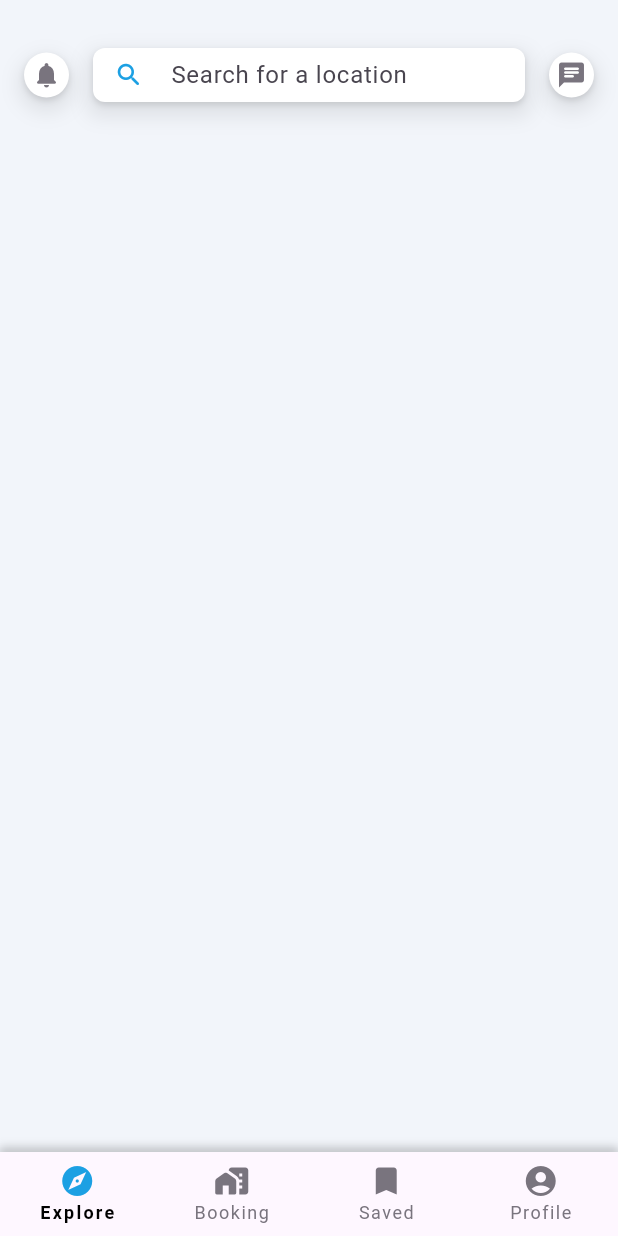
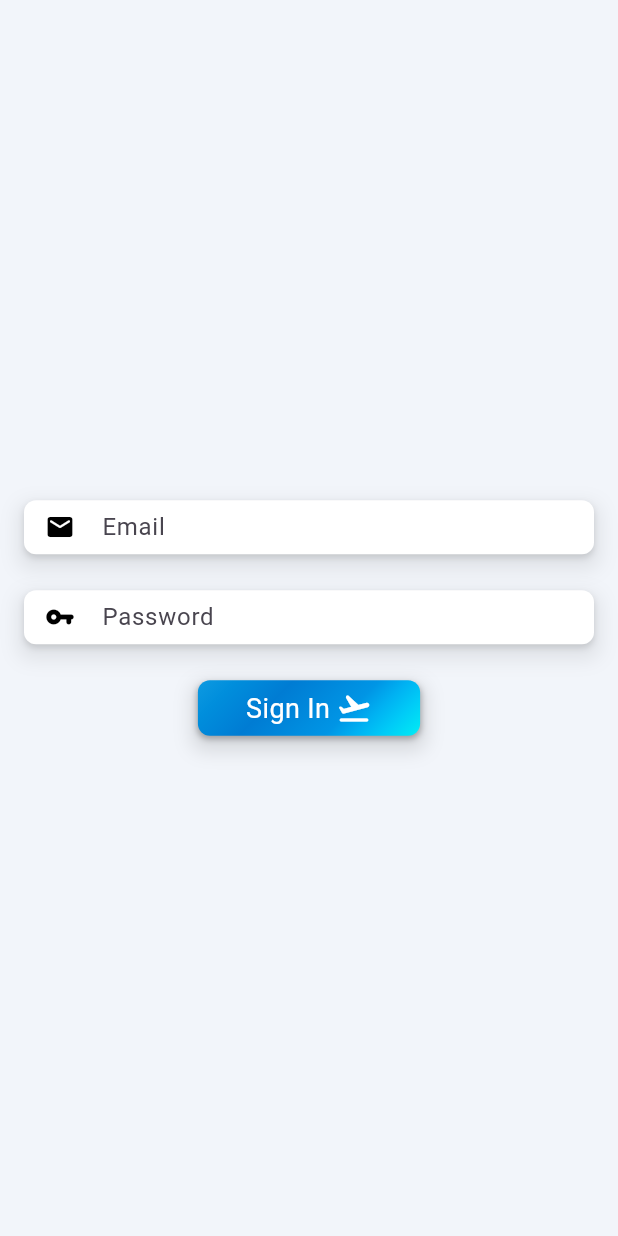
Before and after one commit to Racker-Hank/Mobile-Development_Flutter, a Flutter app: the screen it shows after launch, on a phone screen of 412 x 824 dp. Run offline on Flutter 3.47's test engine with Material 2 defaults, Android fonts, the phone set to English and light mode, and no system bars; our stand-ins replace cloud_firestore, firebase_auth, firebase_core, readmore, smooth_page_indicator; accounts and stored records are empty; Roboto replaces fonts that are missing (Nunito Sans).

Commit message:
init sign in, sign out searchbox -> new file (input box) review (ratings-> rating)

```diff
--- /dev/null
+++ b/traveloka/lib/components/input_box.dart
@@ -0,0 +1,90 @@
+import 'package:flutter/material.dart';
+
+import '../config/ui_configs.dart';
+
+class InputBox extends StatelessWidget {
+  const InputBox({
+    Key? key,
+    required this.focussed,
+    this.focusNode,
+    required this.hintText,
+    required this.labelText,
+    required this.prefixIcon,
+    this.suffix,
+    this.keyboardType,
+    required this.controller,
+    this.onChanged,
+    this.obscureText,
+    this.autoCorrect,
+    this.enableSuggestions,
+  }) : super(key: key);
+
+  final Function() focussed;
+  final Function(String)? onChanged;
+  final FocusNode? focusNode;
+  final Icon prefixIcon;
+  final dynamic hintText;
+  final String labelText;
+  final Widget? suffix;
+  final TextInputType? keyboardType;
+  final TextEditingController controller;
+  final bool? obscureText;
+  final bool? autoCorrect;
+  final bool? enableSuggestions;
+
+  @override
+  Widget build(BuildContext context) {
+    return Container(
+      // clipBehavior: Clip.antiAliasWithSaveLayer,
+      height: 36,
+      decoration: BoxDecoration(
+        borderRadius: UIConfig.borderRadius,
+        color: UIConfig.white,
+        boxShadow: const [
+          BoxShadow(
+            color: Color.fromARGB(30, 0, 0, 0),
+            offset: Offset(0, 2),
+            blurRadius: 3,
+          ),
+          BoxShadow(
+            color: Color.fromARGB(20, 0, 0, 0),
+            offset: Offset(0, 6),
+            blurRadius: 10,
+            spreadRadius: 4,
+          ),
+        ],
+      ),
+      child: TextField(
+        controller: controller,
+        focusNode: focusNode,
+        onTap: focussed,
+        onChanged: onChanged,
+        keyboardType: keyboardType,
+        textAlignVertical: TextAlignVertical.center,
+        obscureText: obscureText ?? false,
+        autocorrect: autoCorrect ?? true,
+        enableSuggestions: enableSuggestions ?? true,
+        decoration: InputDecoration(
+          hintText: '$hintText',
+          hintStyle: const TextStyle(
+            color: Color(0xFFB9B9B9),
+          ),
+          border: OutlineInputBorder(
+            borderSide: BorderSide.none,
+            borderRadius: UIConfig.borderRadius,
+          ),
+          focusedBorder: OutlineInputBorder(
+            borderSide: BorderSide(color: UIConfig.primaryColor),
+            borderRadius: UIConfig.borderRadius,
+          ),
+          labelText: labelText,
+          contentPadding: const EdgeInsets.only(right: 8),
+          // contentPadding: const EdgeInsets.fromLTRB(0, 4, 16, 4),
+          prefixIcon: prefixIcon,
+          suffix: suffix,
+        ),
+        style: UIConfig.textFieldInputTextStyle,
+      ),
+    );
+  }
+}
--- a/traveloka/lib/components/search_bar.dart
+++ b/traveloka/lib/components/search_bar.dart
@@ -5,6 +5,7 @@ import './round_icon_button.dart';
 
 import '../config/ui_configs.dart';
 import '../view/search_view.dart';
+import 'input_box.dart';
 import 'new_page_route.dart';
 
 class SearchBar extends StatefulWidget {
@@ -36,19 +37,18 @@ class _SearchBarState extends State<SearchBar> {
 
   @override
   void initState() {
-    super.initState();
-
     _hotel = TextEditingController();
     _guests = TextEditingController();
+    super.initState();
   }
 
   @override
   void dispose() {
-    super.dispose();
     // hotelBoxFocusNode.dispose();
     // guestsBoxFocusNode.dispose();
     _hotel.dispose();
     _guests.dispose();
+    super.dispose();
   }
 
   @override
@@ -70,7 +70,7 @@ class _SearchBarState extends State<SearchBar> {
               Expanded(
                 child: Column(
                   children: [
-                    SearchBox(
+                    InputBox(
                       controller: _hotel,
                       prefixIcon: Icon(
                         Icons.search_rounded,
@@ -146,92 +146,6 @@ class _SearchBarState extends State<SearchBar> {
   }
 }
 
-class SearchBox extends StatelessWidget {
-  const SearchBox({
-    Key? key,
-    required this.focussed,
-    this.focusNode,
-    required this.hintText,
-    required this.labelText,
-    required this.prefixIcon,
-    this.suffix,
-    this.keyboardType,
-    required this.controller,
-    this.onChanged,
-  }) : super(key: key);
-
-  final Function() focussed;
-  final Function(String)? onChanged;
-  final FocusNode? focusNode;
-  final Icon prefixIcon;
-  final dynamic hintText;
-  final String labelText;
-  final Widget? suffix;
-  final TextInputType? keyboardType;
-  final TextEditingController controller;
-
-  @override
-  Widget build(BuildContext context) {
-    return Container(
-      // clipBehavior: Clip.antiAliasWithSaveLayer,
-      height: 36,
-      decoration: BoxDecoration(
-        borderRadius: UIConfig.borderRadius,
-        color: UIConfig.white,
-        boxShadow: const [
-          BoxShadow(
-            color: Color.fromARGB(30, 0, 0, 0),
-            offset: Offset(0, 2),
-            blurRadius: 3,
-          ),
-          BoxShadow(
-            color: Color.fromARGB(20, 0, 0, 0),
-            offset: Offset(0, 6),
-            blurRadius: 10,
-            spreadRadius: 4,
-          ),
-        ],
-      ),
-      child: TextField(
-        controller: controller,
-        focusNode: focusNode,
-        onTap: focussed,
-        onChanged: onChanged,
-        keyboardType: keyboardType,
-        textAlignVertical: TextAlignVertical.center,
-        decoration: InputDecoration(
-          hintText: '$hintText',
-          hintStyle: const TextStyle(
-            color: Color(0xFFB9B9B9),
-          ),
-          border: OutlineInputBorder(
-            borderSide: BorderSide.none,
-            borderRadius: UIConfig.borderRadius,
-          ),
-          focusedBorder: OutlineInputBorder(
-            borderSide: BorderSide(color: UIConfig.primaryColor),
-            borderRadius: UIConfig.borderRadius,
-          ),
-          labelText: labelText,
-          // label: const Padding(
-          //   padding: EdgeInsets.only(bottom: 4),
-          //   child: Text("Search for a location"),
-          // ),
-          // labelStyle: TextStyle(
-          //   fontFamily: 'Nunito Sans',
-          //   fontSize: 18,
-          //   color: UIConfig.primaryColor,
-          // ),
-          contentPadding: const EdgeInsets.only(right: 8),
-          prefixIcon: prefixIcon,
-          suffix: suffix,
-        ),
-        style: UIConfig.textFieldInputTextStyle,
-      ),
-    );
-  }
-}
-
 class LeftRoundIconButton extends StatelessWidget {
   const LeftRoundIconButton({
     Key? key,
--- a/traveloka/lib/entity/review.dart
+++ b/traveloka/lib/entity/review.dart
@@ -2,8 +2,8 @@ import 'package:firebase_auth/firebase_auth.dart';
 
 class Review {
   final String content;
-  final int ratings;
+  final int rating;
   late User user;
 
-  Review(this.content, this.ratings);
+  Review(this.content, this.rating);
 }
--- a/traveloka/lib/main.dart
+++ b/traveloka/lib/main.dart
@@ -1,19 +1,23 @@
+import 'package:firebase_auth/firebase_auth.dart';
 import 'package:firebase_core/firebase_core.dart';
+import 'package:flutter/cupertino.dart';
 import 'package:flutter/material.dart';
-import 'package:traveloka/components/bottom_nav_bar.dart';
 import 'package:traveloka/config/UI_configs.dart';
+import 'view/signin_view.dart';
 import 'firebase_options.dart';
-import 'view/booking_view.dart';
-import 'view/explore_view.dart';
-import 'view/profile_view.dart';
-import 'view/saved_view.dart';
-import 'view/search_view.dart';
+import 'view/home_view.dart';
+// import 'package:traveloka/components/bottom_nav_bar.dart';
+// import 'view/booking_view.dart';
+// import 'view/explore_view.dart';
+// import 'view/profile_view.dart';
+// import 'view/saved_view.dart';
+// import 'view/search_view.dart';
 
 Future<void> main() async {
   WidgetsFlutterBinding.ensureInitialized();
-  await Firebase.initializeApp(
-    options: DefaultFirebaseOptions.currentPlatform,
-  );
+  // await Firebase.initializeApp(
+  //   options: DefaultFirebaseOptions.currentPlatform,
+  // );
   runApp(MaterialApp(
     title: 'Traveloka',
     theme: ThemeData(
@@ -21,72 +25,46 @@ Future<void> main() async {
       scaffoldBackgroundColor: UIConfig.screenBackgroundColor,
       primarySwatch: Colors.blue,
     ),
-    home: const Home(),
+    home: const Traveloka(),
   ));
 }
 
-class Home extends StatefulWidget {
-  const Home({Key? key}) : super(key: key);
-
-  @override
-  State<Home> createState() => _HomeState();
-}
-
-class _HomeState extends State<Home> {
-  int _selectedIndex = 0;
-
-  static const List<Widget> _viewOption = <Widget>[
-    MyExplorePage(),
-    MyBookingPage(),
-    MySavedPage(),
-    MyProfilePage()
-  ];
-
-  void _onItemTapped(int index) {
-    setState(() {
-      _selectedIndex = index;
-    });
-  }
+class Traveloka extends StatelessWidget {
+  const Traveloka({super.key});
 
   @override
   Widget build(BuildContext context) {
-    return SafeArea(
-      child: Scaffold(
-        resizeToAvoidBottomInset: false,
-        body: Center(
-          child: _viewOption.elementAt(_selectedIndex),
-        ),
-        // bottomNavigationBar: BottomNavigationBar(
-        //   type: BottomNavigationBarType.fixed,
-        //   items: const <BottomNavigationBarItem>[
-        //     BottomNavigationBarItem(
-        //       icon: Icon(Icons.explore),
-        //       label: 'Explore',
-        //     ),
-        //     BottomNavigationBarItem(
-        //       icon: Icon(Icons.maps_home_work),
-        //       label: 'Booking',
-        //     ),
-        //     BottomNavigationBarItem(
-        //       icon: Icon(Icons.bookmark),
-        //       label: 'Saved',
-        //     ),
-        //     BottomNavigationBarItem(
-        //       icon: Icon(Icons.person),
-        //       label: 'Profile',
-        //     )
-        //   ],
-        //   currentIndex: _selectedIndex,
-        //   selectedFontSize: 12,
-        //   selectedLabelStyle: const TextStyle(fontWeight: FontWeight.bold),
-        //   selectedItemColor: Colors.black,
-        //   selectedIconTheme: const IconThemeData(color: Color(0xFF1CA0E3)),
-        //   unselectedItemColor: const Color(0xFF79747E),
-        //   onTap: _onItemTapped,
-        // ),
-        bottomNavigationBar: BottomNavBar(
-            selectedIndex: _selectedIndex, onItemTapped: _onItemTapped),
+    return FutureBuilder(
+      future: Firebase.initializeApp(
+        options: DefaultFirebaseOptions.currentPlatform,
       ),
+      builder: ((context, snapshot) {
+        switch (snapshot.connectionState) {
+          case ConnectionState.none:
+            return Text(snapshot.connectionState.toString());
+          // case ConnectionState.waiting:
+          //   // TODO: Handle this case.
+          //   break;
+          // case ConnectionState.active:
+          //   // TODO: Handle this case.
+          //   break;
+          case ConnectionState.done:
+            final user = FirebaseAuth.instance.currentUser;
+            if (user != null) {
+              // if (user.emailVerified) {
+              //   return const Home();
+              // } else {
+              //   return const Text('not verified');
+              // }
+              return const Home();
+            } else {
+              return const SignInPage();
+            }
+          default:
+            return const Center(child: CircularProgressIndicator.adaptive());
+        }
+      }),
     );
+    // return Home();
   }
 }
--- a/traveloka/lib/view/explore_view.dart
+++ b/traveloka/lib/view/explore_view.dart
@@ -29,7 +29,7 @@ class _MyExplorePageState extends State<MyExplorePage> {
         const SizedBox(height: 16),
         Expanded(
           child: StreamBuilder<List<Hotel>>(
-            stream: HotelFirebase.readHotels(),
+            stream: HotelFirebase.readHotelsLimit(20),
             builder: (context, snapshot) {
               if (snapshot.hasError) {
                 print(snapshot.error.toString());
--- a/traveloka/lib/view/saved_view.dart
+++ b/traveloka/lib/view/saved_view.dart
@@ -46,7 +46,7 @@ class _MySavedPageState extends State<MySavedPage> {
                           child: Text(
                             'You have not saved any hotel.',
                             style: TextStyle(
-                                color: UIConfig.accentColor,
+                                color: UIConfig.black,
                                 fontSize: 20,
                                 fontWeight: FontWeight.bold,
                                 fontFamily: 'Roboto'),
--- /dev/null
+++ b/traveloka/lib/view/signin_view.dart
@@ -0,0 +1,141 @@
+import 'package:firebase_auth/firebase_auth.dart';
+import 'package:flutter/cupertino.dart';
+import 'package:flutter/material.dart';
+import 'package:traveloka/view/home_view.dart';
+
+import '../components/button.dart';
+import '../components/input_box.dart';
+import '../config/ui_configs.dart';
+
+class SignInPage extends StatefulWidget {
+  const SignInPage({super.key});
+
+  @override
+  State<SignInPage> createState() => _SignInPageState();
+}
+
+class _SignInPageState extends State<SignInPage> {
+  late final TextEditingController _email;
+  late final TextEditingController _password;
+  bool _passwordVisible = false;
+
+  @override
+  void initState() {
+    _email = TextEditingController();
+    _password = TextEditingController();
+    super.initState();
+  }
+
+  @override
+  void dispose() {
+    _email.dispose();
+    _password.dispose();
+    super.dispose();
+  }
+
+  @override
+  Widget build(BuildContext context) {
+    return Scaffold(
+      // body: TextButton(
+      //   onPressed: () async {
+      //     try {
+      //       final userCred =
+      //           await FirebaseAuth.instance.signInWithEmailAndPassword(
+      //         email: '20020141@vnu.edu.vn',
+      //         password: '1234567890',
+      //       );
+      //       print(userCred);
+      //     } on Exception catch (e) {
+      //       print(e);
+      //     }
+      //   },
+      //   child: Text('login'),
+      // ),
+      body: Center(
+        child: Container(
+          padding: const EdgeInsets.symmetric(horizontal: 16),
+          child: Column(
+            mainAxisSize: MainAxisSize.min,
+            children: [
+              InputBox(
+                controller: _email,
+                focussed: () {},
+                hintText: '',
+                labelText: 'Email',
+                autoCorrect: false,
+                keyboardType: TextInputType.emailAddress,
+                prefixIcon: Icon(
+                  Icons.email_rounded,
+                  color: UIConfig.black,
+                  size: 20,
+                ),
+              ),
+              const SizedBox(height: 24),
+              InputBox(
+                controller: _password,
+                focussed: () {},
+                hintText: '',
+                labelText: 'Password',
+                autoCorrect: false,
+                obscureText: !_passwordVisible,
+                prefixIcon: Icon(
+                  Icons.vpn_key_rounded,
+                  color: UIConfig.black,
+                  size: 20,
+                ),
+                suffix: Row(
+                  mainAxisSize: MainAxisSize.min,
+                  mainAxisAlignment: MainAxisAlignment.center,
+                  children: [
+                    IconButton(
+                      icon: Icon(
+                        _passwordVisible
+                            ? Icons.visibility
+                            : Icons.visibility_off,
+                        color: UIConfig.primaryColor,
+                        size: 20,
+                      ),
+                      onPressed: () {
+                        setState(() {
+                          _passwordVisible = !_passwordVisible;
+                        });
+                      },
+                    ),
+                    Text(''),
+                  ],
+                ),
+              ),
+              const SizedBox(height: 24),
+              Button(
+                function: () async {
+                  try {
+                    final userCred =
+                        await FirebaseAuth.instance.signInWithEmailAndPassword(
+                      email: _email.text,
+                      password: _password.text,
+                    );
+                    print(userCred);
+                    // await FirebaseAuth.instance.signOut();
+                    Navigator.of(context).pushAndRemoveUntil(
+                        CupertinoPageRoute(
+                          builder: ((context) => const Home()),
+                        ),
+                        (route) => false);
+                  } on Exception catch (e) {
+                    print(e);
+                  }
+                },
+                label: 'Sign In',
+                icon: Icon(
+                  Icons.flight_takeoff_rounded,
+                  color: UIConfig.white,
+                ),
+                showIcon: true,
+              )
+            ],
+          ),
+        ),
+      ),
+    );
+  }
+}
```
Also changed, not shown: traveloka/lib/components/hotel_card.dart (+7 -7 lines), traveloka/lib/components/hotel_tile.dart (+6 -11 lines), traveloka/lib/view/home_view.dart (added, +46 -0 lines), traveloka/lib/view/hotel_view.dart (+11 -8 lines), traveloka/lib/view/profile_view.dart (+64 -1 lines), traveloka/lib/view/search_view.dart (+16 -15 lines).
